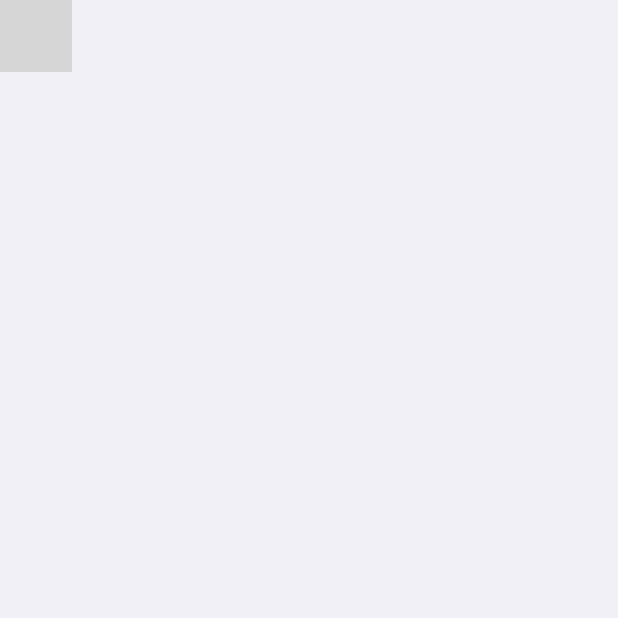
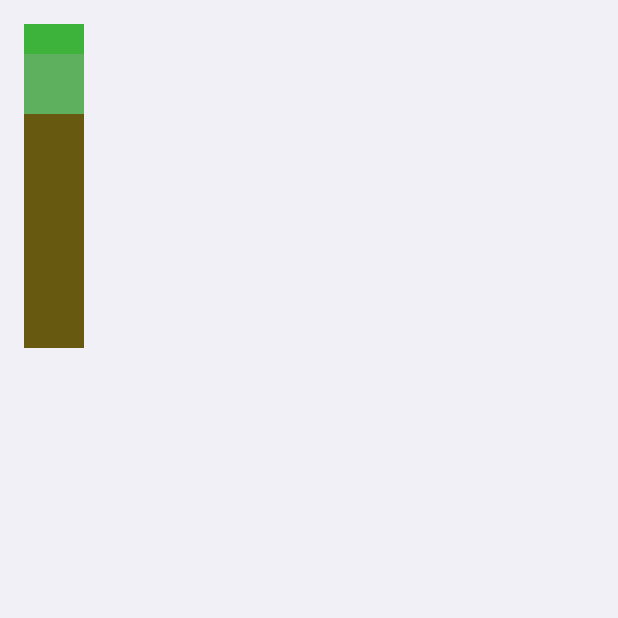
Before and after one commit to FunnySaltyFish/JetpackComposeStudy, an Android app built with Jetpack Compose: the screen it shows after launch (MainActivity), on a phone screen of 412 x 824 dp, the top half of it. Run offline under Robolectric (Android 15) with nearby library versions, the phone set to English and light mode, and no system bars; grey boxes are pictures that could not be loaded.

Commit message:
自定义布局[4]

```diff
--- a/app/src/main/java/com/funny/compose/study/MainActivity.kt
+++ b/app/src/main/java/com/funny/compose/study/MainActivity.kt
@@ -14,9 +14,7 @@ import androidx.compose.ui.graphics.Color
 import androidx.compose.ui.platform.ComposeView
 import com.funny.compose.study.ui.edittest.EditTest
 import com.funny.compose.study.ui.markdowntest.MarkdownTest
-import com.funny.compose.study.ui.post_layout.CustomLayoutTest
-import com.funny.compose.study.ui.post_layout.ModifierSample1
-import com.funny.compose.study.ui.post_layout.TraverseModifier
+import com.funny.compose.study.ui.post_layout.*
 import com.funny.compose.study.ui.posta.FScreen
 import com.funny.compose.study.ui.posta.PopularBooksDemo
 import com.funny.compose.study.ui.postb.SnakeGame
@@ -46,9 +44,12 @@ class MainActivity : ComponentActivity() {
 //                EScreen()
 //                EditTest()
 //                MarkdownTest()
-                CustomLayoutTest()
+//                CustomLayoutTest()
 //                TraverseModifier()
 //                ModifierSample1()
+//                ModifierSample2()
+//                CountNumTest()
+                WeightedVerticalLayoutTest()
             }
 //            PopularBooksDemo()
         }
--- a/app/src/main/java/com/funny/compose/study/ui/post_layout/VerticalLayout.kt
+++ b/app/src/main/java/com/funny/compose/study/ui/post_layout/VerticalLayout.kt
@@ -1,5 +1,6 @@
 package com.funny.compose.study.ui.post_layout
 
+import androidx.compose.foundation.layout.Box
 import androidx.compose.foundation.layout.IntrinsicSize
 import androidx.compose.runtime.Composable
 import androidx.compose.ui.Modifier
--- /dev/null
+++ b/app/src/main/java/com/funny/compose/study/ui/post_layout/VerticalWeightedTest.kt
@@ -0,0 +1,71 @@
+package com.funny.compose.study.ui.post_layout
+
+import androidx.compose.foundation.background
+import androidx.compose.foundation.layout.*
+import androidx.compose.runtime.Composable
+import androidx.compose.runtime.Stable
+import androidx.compose.ui.Modifier
+import androidx.compose.ui.layout.*
+import androidx.compose.ui.unit.Constraints
+import androidx.compose.ui.unit.Density
+import androidx.compose.ui.unit.dp
+
+interface VerticalScope {
+    @Stable
+    fun Modifier.weight(weight: Float) : Modifier
+}
+
+class WeightParentData(val weight: Float=0f) : ParentDataModifier {
+    override fun Density.modifyParentData(parentData: Any?) = this@WeightParentData
+}
+
+object VerticalScopeInstance : VerticalScope {
+    @Stable
+    override fun Modifier.weight(weight: Float): Modifier = this.then(
+        WeightParentData(weight)
+    )
+}
+
+/**
+ * FunnySaltyFish 2022-03-10
+ * @param modifier Modifier
+ * @param content [@androidx.compose.runtime.Composable] [@kotlin.ExtensionFunctionType] Function1<VerticalScope, Unit>
+ */
+@Composable
+fun WeightedVerticalLayout(
+    modifier: Modifier = Modifier,
+    content: @Composable VerticalScope.() -> Unit
+) {
+    val measurePolicy = MeasurePolicy { measurables, constraints ->
+        val placeables = measurables.map {
+            it.measure(constraints)
+        }
+        // 获取各weight值
+        val weights = measurables.map {
+            (it.parentData as WeightParentData).weight
+        }
+        val totalHeight = constraints.maxHeight
+        val totalWeight = weights.sum()
+        // 宽度：最宽的一项
+        val width = placeables.maxOf { it.width }
+
+        layout(width, totalHeight) {
+            var y = 0
+            placeables.forEachIndexed() { i, placeable ->
+                placeable.placeRelative(0, y)
+                // 按比例设置大小
+                y += (totalHeight * weights[i] / totalWeight).toInt()
+            }
+        }
+    }
+    Layout(modifier = modifier, content = { VerticalScopeInstance.content() }, measurePolicy=measurePolicy)
+}
+
+@Composable
+fun WeightedVerticalLayoutTest() {
+    WeightedVerticalLayout(Modifier.padding(16.dp).height(200.dp)) {
+        Box(modifier = Modifier.width(40.dp).weight(1f).background(randomColor()))
+        Box(modifier = Modifier.width(40.dp).weight(2f).background(randomColor()))
+        Box(modifier = Modifier.width(40.dp).weight(7f).background(randomColor()))
+    }
+}
```
Also changed, not shown: app/src/main/java/com/funny/compose/study/ui/post_layout/ModifierTest.kt (+21 -0 lines), app/src/main/java/com/funny/compose/study/ui/post_layout/ParentDataTest.kt (added, +102 -0 lines).
